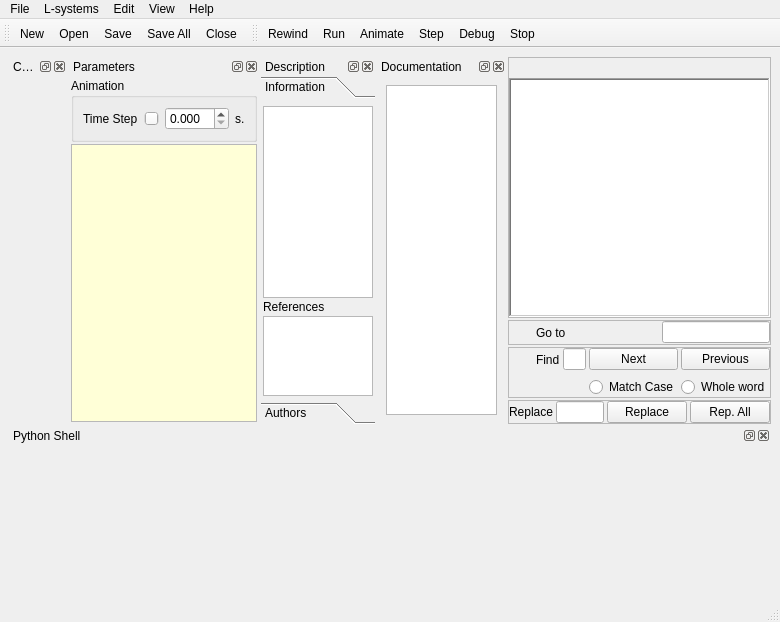
First picture: the form in src/openalea/lpy/gui/lpymainwindow.ui, repository openalea/lpy, before the edit.
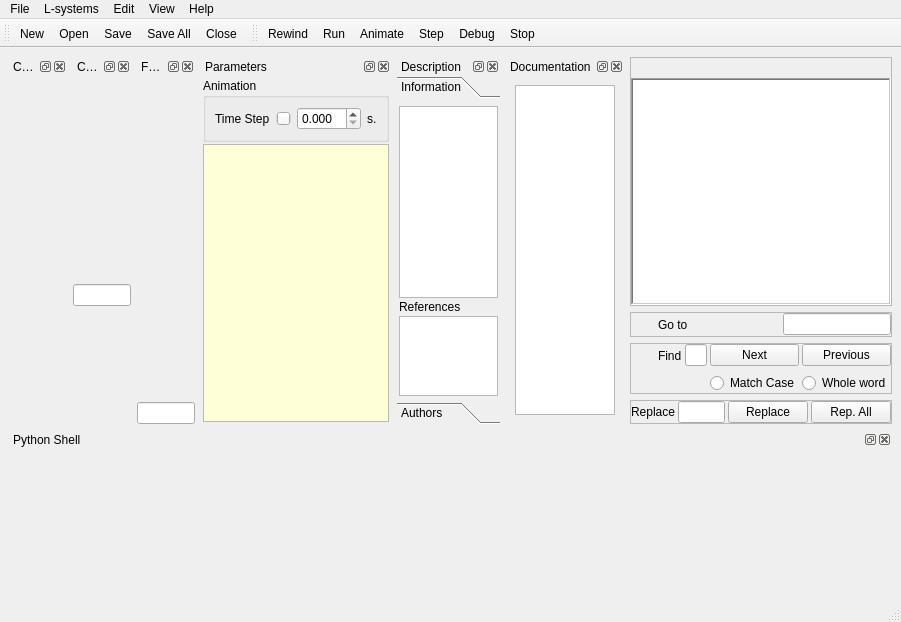
Second picture: the form after the edit. Icons and pictures are not drawn. Custom widgets are drawn as their Qt base class.

Commit message: - version 1.5 - add functions and curves into lpy

```diff
--- a/src/openalea/lpy/gui/lpymainwindow.ui
+++ b/src/openalea/lpy/gui/lpymainwindow.ui
@@ -5,7 +5,7 @@
    <rect>
     <x>0</x>
     <y>0</y>
-    <width>780</width>
+    <width>901</width>
     <height>622</height>
    </rect>
   </property>
@@ -21,14 +21,11 @@
     <rect>
      <x>0</x>
      <y>55</y>
-     <width>780</width>
+     <width>901</width>
      <height>548</height>
     </rect>
    </property>
-   <layout class="QGridLayout" name="gridLayout_2" >
-    <property name="spacing" >
-     <number>2</number>
-    </property>
+   <layout class="QGridLayout" name="gridLayout_3" >
     <item rowspan="4" row="0" column="0" >
      <widget class="QDockWidget" name="materialDock" >
       <property name="sizePolicy" >
@@ -60,7 +57,38 @@
       </widget>
      </widget>
     </item>
-    <item rowspan="4" row="0" column="1" >
+    <item rowspan="4" row="0" column="2" >
+     <widget class="QDockWidget" name="functionDock" >
+      <property name="windowTitle" >
+       <string>Functions</string>
+      </property>
+      <widget class="QWidget" name="dockWidgetContents_6" >
+       <property name="geometry" >
+        <rect>
+         <x>0</x>
+         <y>22</y>
+         <width>80</width>
+         <height>348</height>
+        </rect>
+       </property>
+       <layout class="QVBoxLayout" name="verticalLayout_4" >
+        <property name="spacing" >
+         <number>2</number>
+        </property>
+        <property name="margin" >
+         <number>0</number>
+        </property>
+        <item>
+         <widget class="FunctionPanel" native="1" name="functionpanel" />
+        </item>
+        <item>
+         <widget class="QLineEdit" name="funcNameEdit" />
+        </item>
+       </layout>
+      </widget>
+     </widget>
+    </item>
+    <item rowspan="4" row="0" column="3" >
      <widget class="QDockWidget" name="parametersDock" >
       <property name="windowTitle" >
        <string>Parameters</string>
@@ -261,7 +289,7 @@
       </widget>
      </widget>
     </item>
-    <item rowspan="4" row="0" column="2" >
+    <item rowspan="4" row="0" column="4" >
      <widget class="QDockWidget" name="descriptionDock" >
       <property name="windowTitle" >
        <string>Description</string>
@@ -271,7 +299,7 @@
         <rect>
          <x>0</x>
          <y>22</y>
-         <width>106</width>
+         <width>80</width>
          <height>348</height>
         </rect>
        </property>
@@ -295,7 +323,7 @@
             <rect>
              <x>0</x>
              <y>0</y>
-             <width>106</width>
+             <width>80</width>
              <height>292</height>
             </rect>
            </property>
@@ -416,7 +444,7 @@
       </widget>
      </widget>
     </item>
-    <item rowspan="4" row="0" column="3" >
+    <item rowspan="4" row="0" column="5" >
      <widget class="QDockWidget" name="helpDock" >
       <property name="floating" >
        <bool>false</bool>
@@ -429,7 +457,7 @@
         <rect>
          <x>0</x>
          <y>22</y>
-         <width>121</width>
+         <width>80</width>
          <height>348</height>
         </rect>
        </property>
@@ -448,7 +476,7 @@
       </widget>
      </widget>
     </item>
-    <item row="0" column="4" >
+    <item row="0" column="6" >
      <widget class="QFrame" name="frame" >
       <property name="frameShape" >
        <enum>QFrame::StyledPanel</enum>
@@ -500,7 +528,7 @@
       </layout>
      </widget>
     </item>
-    <item row="1" column="4" >
+    <item row="1" column="6" >
      <widget class="QFrame" name="frameGoto" >
       <property name="frameShape" >
        <enum>QFrame::StyledPanel</enum>
@@ -589,7 +617,7 @@
       </layout>
      </widget>
     </item>
-    <item row="2" column="4" >
+    <item row="2" column="6" >
      <widget class="QFrame" name="frameFind" >
       <property name="frameShape" >
        <enum>QFrame::StyledPanel</enum>
@@ -752,7 +780,7 @@
       </layout>
      </widget>
     </item>
-    <item row="3" column="4" >
+    <item row="3" column="6" >
      <widget class="QFrame" name="frameReplace" >
       <property name="frameShape" >
        <enum>QFrame::StyledPanel</enum>
@@ -807,7 +835,7 @@
       </layout>
      </widget>
     </item>
-    <item row="4" column="0" colspan="5" >
+    <item row="4" column="0" colspan="7" >
      <widget class="QDockWidget" name="interpreterDock" >
       <property name="sizePolicy" >
        <sizepolicy vsizetype="Minimum" hsizetype="Preferred" >
@@ -826,8 +854,8 @@
         <rect>
          <x>0</x>
          <y>22</y>
-         <width>762</width>
-         <height>136</height>
+         <width>883</width>
+         <height>132</height>
         </rect>
        </property>
        <layout class="QVBoxLayout" >
@@ -841,6 +869,37 @@
       </widget>
      </widget>
     </item>
+    <item row="0" column="1" >
+     <widget class="QDockWidget" name="curveDock" >
+      <property name="windowTitle" >
+       <string>Curves</string>
+      </property>
+      <widget class="QWidget" name="dockWidgetContents_7" >
+       <property name="geometry" >
+        <rect>
+         <x>0</x>
+         <y>22</y>
+         <width>80</width>
+         <height>228</height>
+        </rect>
+       </property>
+       <layout class="QVBoxLayout" name="verticalLayout_8" >
+        <property name="spacing" >
+         <number>0</number>
+        </property>
+        <property name="margin" >
+         <number>0</number>
+        </property>
+        <item>
+         <widget class="CurvePanel" native="1" name="curvepanel" />
+        </item>
+        <item>
+         <widget class="QLineEdit" name="curveNameEdit" />
+        </item>
+       </layout>
+      </widget>
+     </widget>
+    </item>
    </layout>
   </widget>
   <widget class="QMenuBar" name="menubar" >
@@ -848,7 +907,7 @@
     <rect>
      <x>0</x>
      <y>0</y>
-     <width>780</width>
+     <width>901</width>
      <height>21</height>
     </rect>
    </property>
@@ -947,7 +1006,7 @@
     <rect>
      <x>0</x>
      <y>603</y>
-     <width>780</width>
+     <width>901</width>
      <height>19</height>
     </rect>
    </property>
@@ -988,7 +1047,7 @@
     <rect>
      <x>352</x>
      <y>21</y>
-     <width>428</width>
+     <width>549</width>
      <height>34</height>
     </rect>
    </property>
@@ -1414,6 +1473,18 @@
    <header>PyQt4.QtGui.h</header>
    <container>1</container>
   </customwidget>
+  <customwidget>
+   <class>FunctionPanel</class>
+   <extends>QWidget</extends>
+   <header>curvepanel.h</header>
+   <container>1</container>
+  </customwidget>
+  <customwidget>
+   <class>CurvePanel</class>
+   <extends>QWidget</extends>
+   <header>curvepanel.h</header>
+   <container>1</container>
+  </customwidget>
  </customwidgets>
  <tabstops>
   <tabstop>codeeditor</tabstop>
```
Left out of the diff: 14 changed lines with no effect on the pictures. The commit also changes 20 other files.
